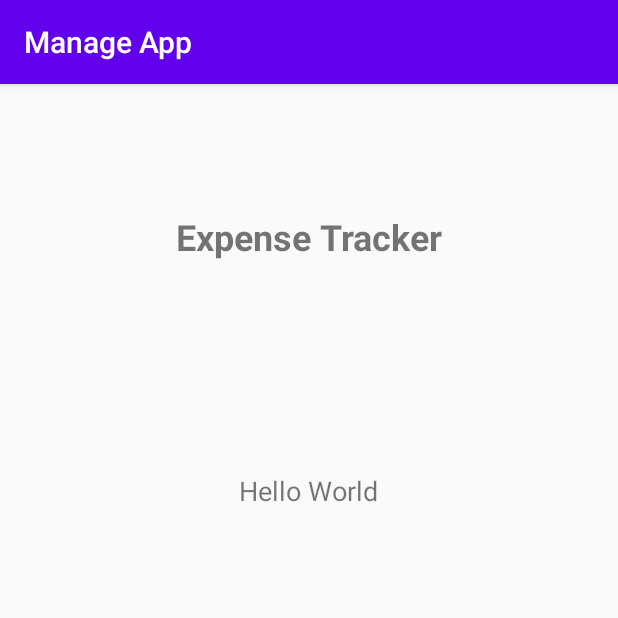
After one commit to thienle0610/Manage-App, an Android app: the ExpenseMainActivity screen opened directly, with no data from a screen before it, on a phone screen of 412 x 824 dp, the top half of it. The commit adds this screen. Run offline under Robolectric (Android 15) with nearby library versions, the phone set to English and light mode, and no system bars.

Commit message:
add the page for expense tracker

```diff
--- a/app/src/main/AndroidManifest.xml
+++ b/app/src/main/AndroidManifest.xml
@@ -9,14 +9,15 @@
         android:roundIcon="@mipmap/ic_launcher_round"
         android:supportsRtl="true"
         android:theme="@style/Theme.ManageApp">
+        <activity android:name=".activities.ExpenseMainActivity"></activity>
         <activity
             android:name=".activities.CreateNotes"
             android:screenOrientation="portrait"
-            android:windowSoftInputMode="stateHidden"/>
+            android:windowSoftInputMode="stateHidden" />
         <activity
             android:name=".activities.NotesMainActivity"
             android:screenOrientation="portrait"
-            android:windowSoftInputMode="stateHidden"/>
+            android:windowSoftInputMode="stateHidden" />
         <activity android:name=".activities.income" />
         <activity android:name=".activities.adding" />
         <activity android:name=".activities.MainActivity">
--- /dev/null
+++ b/app/src/main/java/com/example/manageapp/activities/ExpenseMainActivity.java
@@ -0,0 +1,23 @@
+package com.example.manageapp.activities;
+
+import androidx.appcompat.app.AppCompatActivity;
+
+import android.content.Intent;
+import android.os.Bundle;
+import android.view.View;
+
+import com.example.manageapp.R;
+
+public class ExpenseMainActivity extends AppCompatActivity {
+
+    @Override
+    protected void onCreate(Bundle savedInstanceState) {
+        super.onCreate(savedInstanceState);
+        setContentView(R.layout.activity_expense_main);
+    }
+
+    public void sendTracker(View v){
+        Intent in = new Intent(this, ExpenseMainActivity.class);
+        startActivity(in);
+    }
+}
--- a/app/src/main/java/com/example/manageapp/activities/MainActivity.java
+++ b/app/src/main/java/com/example/manageapp/activities/MainActivity.java
@@ -25,4 +25,9 @@ public class MainActivity extends AppCompatActivity {
         Intent intent = new Intent(this, NotesMainActivity.class);
         startActivity(intent);
     }
+
+    public void sendTracker (View view){
+        Intent intent = new Intent(this, ExpenseMainActivity.class);
+        startActivity(intent);
+    }
 }
--- /dev/null
+++ b/app/src/main/res/layout/activity_expense_main.xml
@@ -0,0 +1,38 @@
+<?xml version="1.0" encoding="utf-8"?>
+<androidx.constraintlayout.widget.ConstraintLayout xmlns:android="http://schemas.android.com/apk/res/android"
+    xmlns:app="http://schemas.android.com/apk/res-auto"
+    xmlns:tools="http://schemas.android.com/tools"
+    android:layout_width="match_parent"
+    android:layout_height="match_parent"
+    tools:context=".activities.ExpenseMainActivity">
+
+    <TextView
+        android:id="@+id/expenseTitle"
+        android:layout_width="306dp"
+        android:layout_height="58dp"
+        android:gravity="center_vertical|center_horizontal"
+        android:text="Expense Tracker"
+        android:textSize="24sp"
+        android:textStyle="bold"
+        app:layout_constraintBottom_toBottomOf="parent"
+        app:layout_constraintEnd_toEndOf="parent"
+        app:layout_constraintHorizontal_bias="0.498"
+        app:layout_constraintStart_toStartOf="parent"
+        app:layout_constraintTop_toTopOf="parent"
+        app:layout_constraintVertical_bias="0.102" />
+
+    <TextView
+        android:id="@+id/textView10"
+        android:layout_width="322dp"
+        android:layout_height="94dp"
+        android:text="Hello World"
+        android:textAlignment="center"
+        android:textSize="18sp"
+        app:layout_constraintBottom_toBottomOf="parent"
+        app:layout_constraintEnd_toEndOf="parent"
+        app:layout_constraintHorizontal_bias="0.498"
+        app:layout_constraintStart_toStartOf="parent"
+        app:layout_constraintTop_toBottomOf="@+id/expenseTitle"
+        app:layout_constraintVertical_bias="0.235" />
+
+</androidx.constraintlayout.widget.ConstraintLayout>
--- a/app/src/main/res/layout/activity_main.xml
+++ b/app/src/main/res/layout/activity_main.xml
@@ -19,7 +19,8 @@
         android:textStyle="bold"
         app:layout_constraintEnd_toEndOf="parent"
         app:layout_constraintStart_toStartOf="parent"
-        app:layout_constraintTop_toTopOf="parent" />
+        app:layout_constraintTop_toTopOf="parent"
+        android:onClick="sendTracker"/>
 
     <Button
         android:id="@+id/noteButton"
```
Also changed, not shown: 1 other file.
